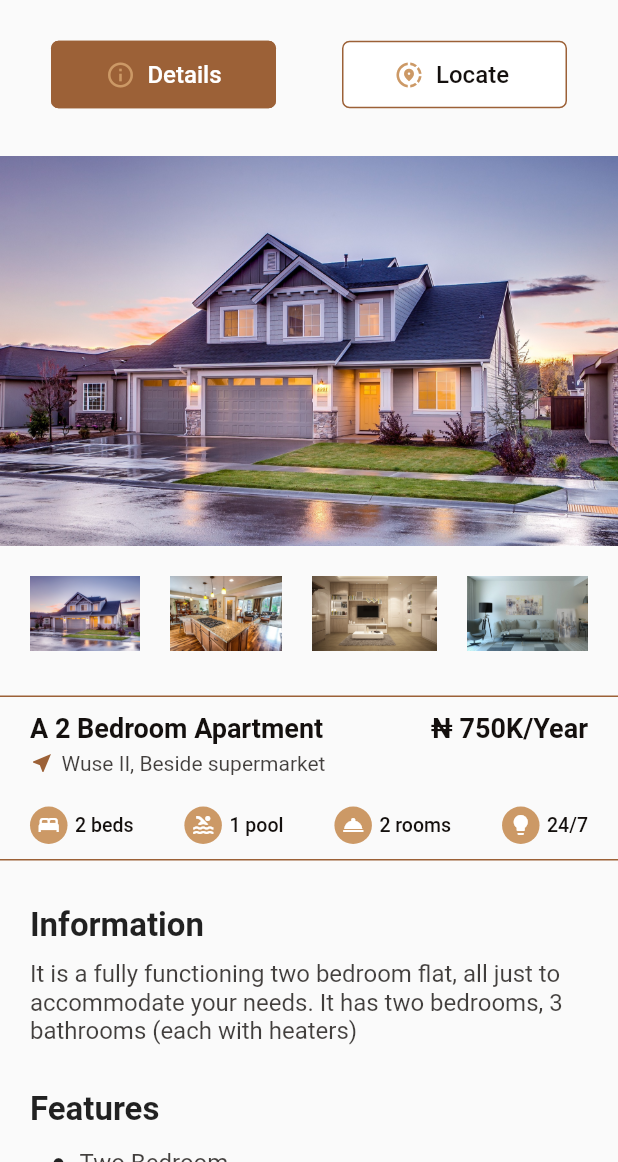
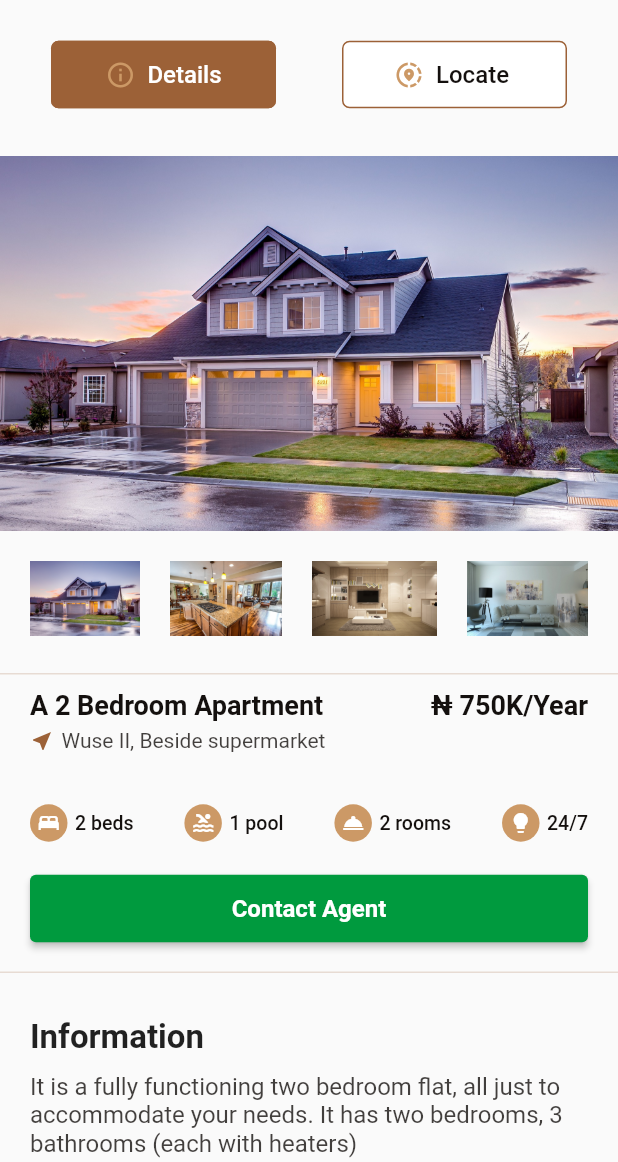
Before and after one commit to iluv27/joy_homes, a Flutter app: the HomeDetailsScreen screen opened directly, on a phone screen of 412 x 824 dp, the part 74-1236 px from its top. Run offline on Flutter 3.47's test engine with Material 2 defaults, Android fonts, the phone set to English and light mode, and no system bars; our stand-ins replace carousel_slider, flutter_map, geolocator, latlong2.

Commit message:
New Commit

```diff
--- a/lib/screens/home_screen/home.dart
+++ b/lib/screens/home_screen/home.dart
@@ -4,7 +4,7 @@ import 'package:flutter/material.dart';
 import 'package:joy_homes/theme.dart';
 import 'package:carousel_slider/carousel_slider.dart';
 import '../screen_constants.dart';
-import 'home_details.dart';
+import 'home_constants.dart';
 
 Map<String, List<String>> imageMap = {
   'Category 1': [
--- /dev/null
+++ b/lib/screens/home_screen/home_constants.dart
@@ -0,0 +1,163 @@
+// ignore_for_file: library_private_types_in_public_api
+
+import 'package:flutter/material.dart';
+import '../screen_constants.dart';
+import 'package:joy_homes/theme.dart';
+import 'home_locate.dart';
+import 'home_details.dart';
+
+class HomeDetailsScreen extends StatefulWidget {
+  const HomeDetailsScreen({super.key});
+
+  @override
+  State<HomeDetailsScreen> createState() => _HomeDetailsScreenState();
+}
+
+class _HomeDetailsScreenState extends State<HomeDetailsScreen> {
+  int selectedIndex = 0;
+
+  @override
+  Widget build(BuildContext context) {
+    return Scaffold(
+        appBar: AppBarWidget(
+            leading: IconButton(
+                onPressed: () {
+                  Navigator.pop(context);
+                },
+                icon: const Icon(
+                  Icons.arrow_back_ios,
+                  color: AppColors.textColor,
+                )),
+            title: 'House Info',
+            height: 60),
+        body: const HouseInfoToggle());
+  }
+}
+
+class HouseInfoToggle extends StatefulWidget {
+  const HouseInfoToggle({super.key});
+
+  @override
+  _HouseInfoToggleState createState() => _HouseInfoToggleState();
+}
+
+class _HouseInfoToggleState extends State<HouseInfoToggle>
+    with SingleTickerProviderStateMixin {
+  int selectedIndex = 0;
+  bool isContainerVisible = true;
+
+  @override
+  void initState() {
+    super.initState();
+  }
+
+  void _handleButtonClick(int index) {
+    setState(() {
+      if (selectedIndex != index) {
+        selectedIndex = index;
+      }
+    });
+  }
+
+  @override
+  Widget build(BuildContext context) {
+    return Padding(
+      padding: const EdgeInsets.only(top: 5.0),
+      child: Column(
+        children: [
+          Row(
+            mainAxisAlignment: MainAxisAlignment.spaceEvenly,
+            children: [
+              Padding(
+                padding: const EdgeInsets.all(10.0),
+                child: OutlinedButton.icon(
+                  onPressed: () {
+                    _handleButtonClick(0);
+
+                    // Handle onPressed event for outlined button
+                  },
+                  icon: const Icon(
+                    Icons.info_outline,
+                    color: AppColors.primary,
+                    size: 20,
+                  ), // Add desired icon
+                  label: Text(
+                    'Details',
+                    style: TextStyle(
+                        color: selectedIndex == 0
+                            ? Colors.white
+                            : AppColors.textColor,
+                        fontSize: 16),
+                  ),
+                  style: OutlinedButton.styleFrom(
+                    foregroundColor:
+                        selectedIndex == 0 ? Colors.white : Colors.black,
+                    shape: RoundedRectangleBorder(
+                      borderRadius: BorderRadius.circular(5),
+                    ),
+                    side: BorderSide(
+                      color: selectedIndex == 0
+                          ? AppColors.secondary
+                          : AppColors.secondary,
+                    ),
+                    backgroundColor: selectedIndex == 0
+                        ? AppColors.secondary
+                        : Colors.transparent,
+                    minimumSize: const Size(150, 45),
+                  ),
+                ),
+              ),
+              Padding(
+                padding: const EdgeInsets.all(10.0),
+                child: ElevatedButton.icon(
+                  onPressed: () {
+                    _handleButtonClick(1);
+
+                    // Handle onPressed event for filled button
+                  },
+                  icon: const Icon(
+                    Icons.share_location,
+                    size: 20,
+                    color: AppColors.primary,
+                  ), // Add desired icon
+                  label: Text(
+                    'Locate',
+                    style: TextStyle(
+                        fontSize: 16,
+                        color: selectedIndex == 1
+                            ? Colors.white
+                            : AppColors.textColor),
+                  ),
+                  style: ElevatedButton.styleFrom(
+                    elevation: 0,
+                    shape: RoundedRectangleBorder(
+                      borderRadius: BorderRadius.circular(5),
+                    ),
+                    side: BorderSide(
+                      color: selectedIndex == 1
+                          ? AppColors.secondary
+                          : AppColors.secondary,
+                    ),
+                    backgroundColor:
+                        selectedIndex == 1 ? AppColors.secondary : Colors.white,
+                    minimumSize: const Size(150, 45),
+                  ),
+                ),
+              ),
+            ],
+          ),
+          const SizedBox(height: 20),
+          Expanded(
+            child: Stack(
+              children: [
+                selectedIndex == 0
+                    ? const DetailsPage()
+                    : const HomeLocateScreen()
+              ],
+            ),
+          ),
+        ],
+      ),
+    );
+  }
+}
--- a/lib/screens/home_screen/home_details.dart
+++ b/lib/screens/home_screen/home_details.dart
@@ -1,162 +1,7 @@
-// ignore_for_file: library_private_types_in_public_api
+// ignore_for_file: library_private_types_in_public_api, avoid_unnecessary_containers
 
 import 'package:flutter/material.dart';
-import '../screen_constants.dart';
 import 'package:joy_homes/theme.dart';
-
-class HomeDetailsScreen extends StatefulWidget {
-  const HomeDetailsScreen({super.key});
-
-  @override
-  State<HomeDetailsScreen> createState() => _HomeDetailsScreenState();
-}
-
-class _HomeDetailsScreenState extends State<HomeDetailsScreen> {
-  int selectedIndex = 0;
-
-  @override
-  Widget build(BuildContext context) {
-    return Scaffold(
-        appBar: AppBarWidget(
-            leading: IconButton(
-                onPressed: () {
-                  Navigator.pop(context);
-                },
-                icon: const Icon(
-                  Icons.arrow_back_ios,
-                  color: AppColors.textColor,
-                )),
-            title: 'House Info',
-            height: 60),
-        body: const HouseInfoToggle());
-  }
-}
-
-class HouseInfoToggle extends StatefulWidget {
-  const HouseInfoToggle({super.key});
-
-  @override
-  _HouseInfoToggleState createState() => _HouseInfoToggleState();
-}
-
-class _HouseInfoToggleState extends State<HouseInfoToggle>
-    with SingleTickerProviderStateMixin {
-  int selectedIndex = 0;
-  bool isContainerVisible = true;
-
-  @override
-  void initState() {
-    super.initState();
-  }
-
-  void _handleButtonClick(int index) {
-    setState(() {
-      if (selectedIndex != index) {
-        selectedIndex = index;
-      }
-    });
-  }
-
-  @override
-  Widget build(BuildContext context) {
-    return Padding(
-      padding: const EdgeInsets.only(top: 5.0),
-      child: Column(
-        children: [
-          Row(
-            mainAxisAlignment: MainAxisAlignment.spaceEvenly,
-            children: [
-              Padding(
-                padding: const EdgeInsets.all(10.0),
-                child: OutlinedButton.icon(
-                  onPressed: () {
-                    _handleButtonClick(0);
-
-                    // Handle onPressed event for outlined button
-                  },
-                  icon: const Icon(
-                    Icons.info_outline,
-                    color: AppColors.primary,
-                    size: 20,
-                  ), // Add desired icon
-                  label: Text(
-                    'Details',
-                    style: TextStyle(
-                        color: selectedIndex == 0
-                            ? Colors.white
-                            : AppColors.textColor,
-                        fontSize: 16),
-                  ),
-                  style: OutlinedButton.styleFrom(
-                    foregroundColor:
-                        selectedIndex == 0 ? Colors.white : Colors.black,
-                    shape: RoundedRectangleBorder(
-                      borderRadius: BorderRadius.circular(5),
-                    ),
-                    side: BorderSide(
-                      color: selectedIndex == 0
-                          ? AppColors.secondary
-                          : AppColors.secondary,
-                    ),
-                    backgroundColor: selectedIndex == 0
-                        ? AppColors.secondary
-                        : Colors.transparent,
-                    minimumSize: const Size(150, 45),
-                  ),
-                ),
-              ),
-              Padding(
-                padding: const EdgeInsets.all(10.0),
-                child: ElevatedButton.icon(
-                  onPressed: () {
-                    _handleButtonClick(1);
-
-                    // Handle onPressed event for filled button
-                  },
-                  icon: const Icon(
-                    Icons.share_location,
-                    size: 20,
-                    color: AppColors.primary,
-                  ), // Add desired icon
-                  label: Text(
-                    'Locate',
-                    style: TextStyle(
-                        fontSize: 16,
-                        color: selectedIndex == 1
-                            ? Colors.white
-                            : AppColors.textColor),
-                  ),
-                  style: ElevatedButton.styleFrom(
-                    elevation: 0,
-                    shape: RoundedRectangleBorder(
-                      borderRadius: BorderRadius.circular(5),
-                    ),
-                    side: BorderSide(
-                      color: selectedIndex == 1
-                          ? AppColors.secondary
-                          : AppColors.secondary,
-                    ),
-                    backgroundColor:
-                        selectedIndex == 1 ? AppColors.secondary : Colors.white,
-                    minimumSize: const Size(150, 45),
-                  ),
-                ),
-              ),
-            ],
-          ),
-          const SizedBox(height: 20),
-          Expanded(
-            child: Stack(
-              children: [
-                selectedIndex == 0 ? const DetailsPage() : const LocatePage()
-              ],
-            ),
-          ),
-        ],
-      ),
-    );
-  }
-}
 
 class DetailsPage extends StatefulWidget {
   const DetailsPage({super.key});
@@ -173,7 +18,7 @@ class _DetailsPageState extends State<DetailsPage> {
         children: [
           Container(
             width: MediaQuery.of(context).size.width,
-            height: 260,
+            height: 250,
             decoration: const BoxDecoration(
               image: DecorationImage(
                 image: AssetImage('assets/images/house1.jpg'),
@@ -215,19 +60,19 @@ class _DetailsPageState extends State<DetailsPage> {
             ),
           ),
           const SizedBox(
-            height: 30,
+            height: 25,
           ),
           Container(
             padding: const EdgeInsets.symmetric(horizontal: 20, vertical: 10),
-            height: 110,
-            decoration: const BoxDecoration(
+            height: 200,
+            decoration: BoxDecoration(
               border: Border(
                 top: BorderSide(
-                  color: AppColors.secondary,
+                  color: AppColors.secondary.withOpacity(0.2),
                   width: 1.0,
                 ),
                 bottom: BorderSide(
-                  color: AppColors.secondary,
+                  color: AppColors.secondary.withOpacity(0.2),
                   width: 1.0,
                 ),
               ),
@@ -282,7 +127,8 @@ class _DetailsPageState extends State<DetailsPage> {
 
                 //Bottom 4 Items
                 const Align(
-                  alignment: Alignment.bottomCenter,
+                  alignment: Alignment.center,
+                  widthFactor: 1,
                   child: Row(
                     mainAxisAlignment: MainAxisAlignment.spaceBetween,
                     children: [
@@ -356,7 +202,27 @@ class _DetailsPageState extends State<DetailsPage> {
                       ),
                     ],
                   ),
-                )
+                ),
+
+                Align(
+                    alignment: Alignment.bottomCenter,
+                    child: Padding(
+                      padding: const EdgeInsets.only(bottom: 8.0),
+                      child: ElevatedButton(
+                          style: ButtonStyle(
+                            minimumSize: MaterialStateProperty.all<Size>(
+                              const Size(double.infinity, 45),
+                            ),
+                            backgroundColor: MaterialStateProperty.all<Color>(
+                                AppColors.contactColor),
+                          ),
+                          onPressed: () {},
+                          child: const Text(
+                            'Contact Agent',
+                            style: TextStyle(
+                                fontSize: 16, fontWeight: FontWeight.w600),
+                          )),
+                    ))
               ],
             ),
           ),
@@ -493,17 +359,3 @@ class IconContainer extends StatelessWidget {
     );
   }
 }
-
-class LocatePage extends StatefulWidget {
-  const LocatePage({super.key});
-
-  @override
-  State<LocatePage> createState() => _LocatePageState();
-}
-
-class _LocatePageState extends State<LocatePage> {
-  @override
-  Widget build(BuildContext context) {
-    return const Placeholder();
-  }
-}
--- a/lib/theme.dart
+++ b/lib/theme.dart
@@ -8,4 +8,5 @@ abstract class AppColors {
   static const textColor = Color(0xff14100E);
   static const navColor = Color(0XFF472C18);
   static const smallIcons = Color(0XFF4F81C7);
+  static const contactColor = Color(0XFF009A3E);
 }
--- a/pubspec.yaml
+++ b/pubspec.yaml
@@ -31,6 +31,9 @@ dependencies:
   flutter:
     sdk: flutter
   carousel_slider: ^4.2.1
+  flutter_map: ^4.0.0
+  latlong2: ^0.8.1
+  geolocator: ^9.0.2
 
   # The following adds the Cupertino Icons font to your application.
   # Use with the CupertinoIcons class for iOS style icons.
```
Also changed, not shown: lib/screens/home_screen/home_locate.dart (added, +273 -0 lines), lib/screens/home_screen/location.dart (added, +90 -0 lines), lib/signUp_Screens/sign_up.dart (+4 -5 lines), pubspec.lock, 6 other files.
